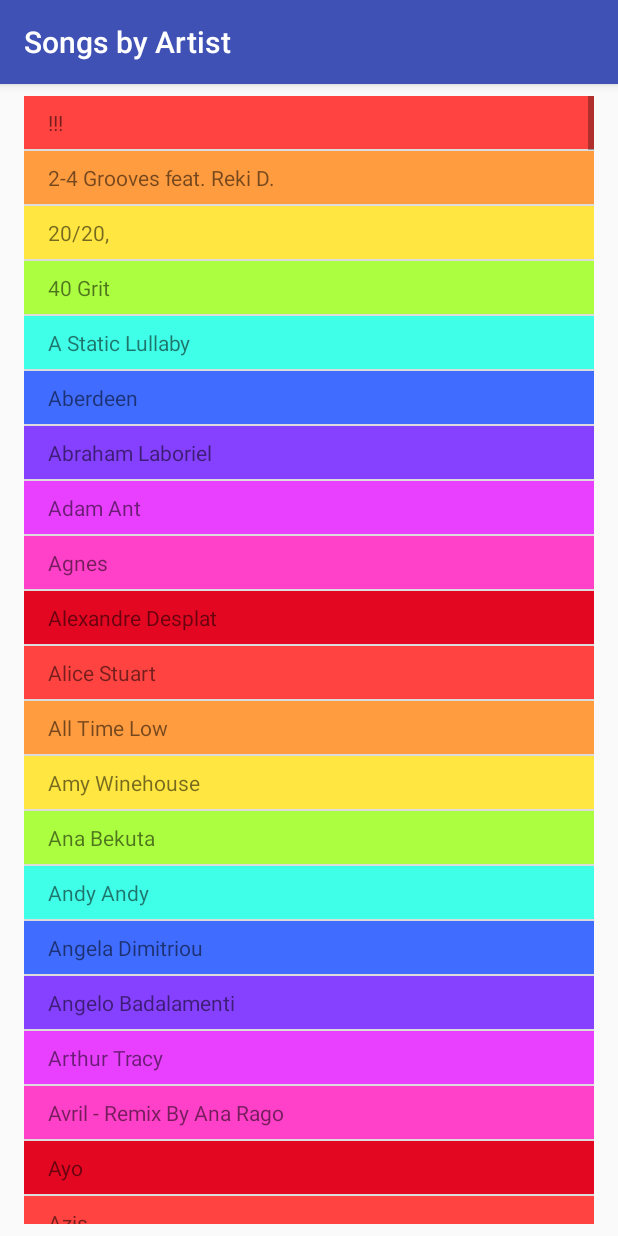
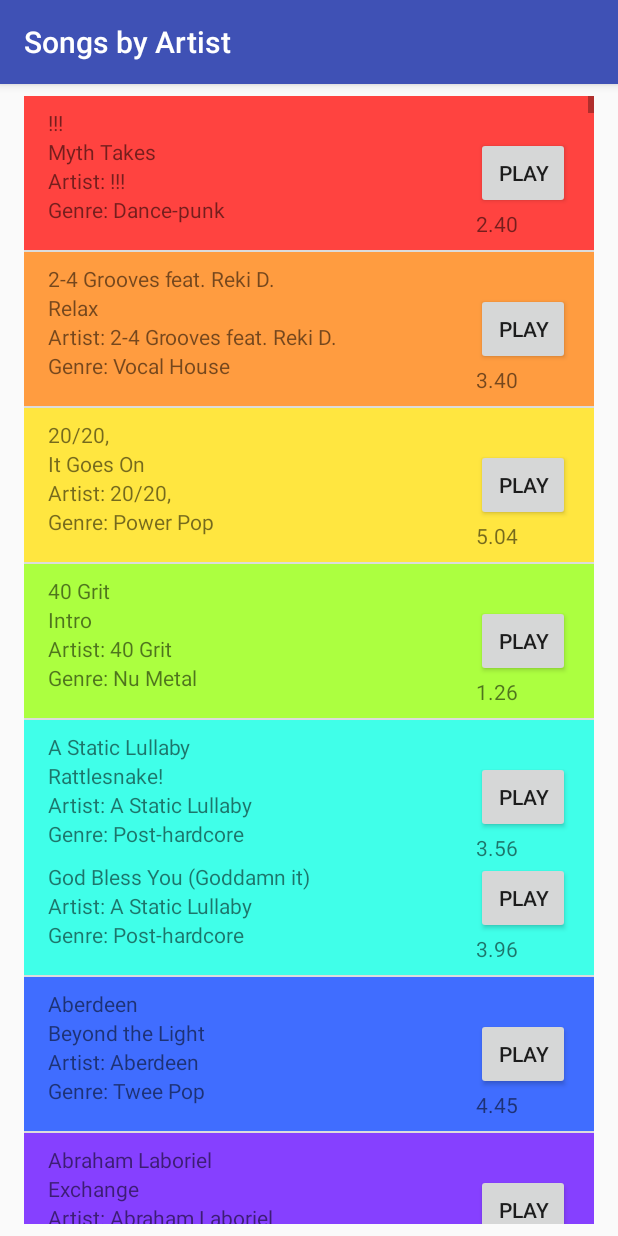
Before and after one commit to Shaddyjr/GenericMusicApp, an Android app: the screen it shows after launch (ArtistActivity), after a tap on "Songs by Artist", on a phone screen of 412 x 824 dp. Run offline under Robolectric (Android 15) with nearby library versions, the phone set to English and light mode, and no system bars.

Commit message:
inflating genre and artists

```diff
--- a/app/src/main/java/com/example/asc_guest/genericmusicapp/AllSongsActivity.java
+++ b/app/src/main/java/com/example/asc_guest/genericmusicapp/AllSongsActivity.java
@@ -6,16 +6,12 @@ import android.widget.ArrayAdapter;
 import android.widget.ListView;
 
 public class AllSongsActivity extends AppCompatActivity {
-    MusicPlayer mMusicPlayer;
-
     @Override
     protected void onCreate(Bundle savedInstanceState) {
         super.onCreate(savedInstanceState);
         setContentView(R.layout.activity_all_songs);
 
-        mMusicPlayer = new MusicPlayer();
-
-        SongAdapter songAdapter = new SongAdapter(this, mMusicPlayer.songs());
+        SongAdapter songAdapter = new SongAdapter(this, MusicPlayer.songs());
 
         ListView singSongListView = findViewById(R.id.allSongsActivity);
 
--- a/app/src/main/java/com/example/asc_guest/genericmusicapp/Artist.java
+++ b/app/src/main/java/com/example/asc_guest/genericmusicapp/Artist.java
@@ -35,6 +35,14 @@ public class Artist implements Comparable{
      */
     public String getName(){
         return name;
+    }
+
+    /**
+     * Returns songs.
+     * @return ArrayList<Song>
+     */
+    public ArrayList<Song> getSongs() {
+        return songs;
     }
 
     /**
--- a/app/src/main/java/com/example/asc_guest/genericmusicapp/ArtistActivity.java
+++ b/app/src/main/java/com/example/asc_guest/genericmusicapp/ArtistActivity.java
@@ -5,16 +5,12 @@ import android.os.Bundle;
 import android.widget.ListView;
 
 public class ArtistActivity extends AppCompatActivity {
-    MusicPlayer mMusicPlayer;
-
     @Override
     protected void onCreate(Bundle savedInstanceState) {
         super.onCreate(savedInstanceState);
         setContentView(R.layout.activity_artist_and_genre);
 
-        mMusicPlayer = new MusicPlayer();
-
-        ArtistAdapter artistAdapter = new ArtistAdapter(this, mMusicPlayer.artists());
+        ArtistAdapter artistAdapter = new ArtistAdapter(this, MusicPlayer.artists());
 
         ListView artistOrGenreListView = findViewById(R.id.artist_or_genre_activity);
 
--- a/app/src/main/java/com/example/asc_guest/genericmusicapp/ArtistAdapter.java
+++ b/app/src/main/java/com/example/asc_guest/genericmusicapp/ArtistAdapter.java
@@ -7,6 +7,7 @@ import android.view.LayoutInflater;
 import android.view.View;
 import android.view.ViewGroup;
 import android.widget.ArrayAdapter;
+import android.widget.LinearLayout;
 import android.widget.TextView;
 
 import java.util.ArrayList;
@@ -32,6 +33,27 @@ public class ArtistAdapter extends ArrayAdapter<Artist> {
         TextView name = artistView.findViewById(R.id.name);
         name.setText(artistObj.getName());
 
+        LinearLayout songContainer = artistView.findViewById(R.id.songs);
+        // adding children
+        for(Song song : artistObj.getSongs()){
+            View child = View.inflate(getContext(),R.layout.single_song,null);
+
+            TextView artist = child.findViewById(R.id.songArtist);
+            String artistString = getContext().getString(R.string.songArtist, song.getArtist());
+            artist.setText(artistString);
+
+            TextView genre = child.findViewById(R.id.songGenre);
+            String genreString = getContext().getString(R.string.songGenre, song.getGenre());
+            genre.setText(genreString);
+
+            TextView title = child.findViewById(R.id.songName);
+            title.setText(song.getTitle());
+
+            TextView duration = child.findViewById(R.id.songDuration);
+            duration.setText(song.getDuration());
+
+            songContainer.addView(child);
+        }
         return artistView;
     }
 
--- a/app/src/main/java/com/example/asc_guest/genericmusicapp/GenreActivity.java
+++ b/app/src/main/java/com/example/asc_guest/genericmusicapp/GenreActivity.java
@@ -12,9 +12,7 @@ public class GenreActivity extends AppCompatActivity {
         super.onCreate(savedInstanceState);
         setContentView(R.layout.activity_artist_and_genre);
 
-        mMusicPlayer = new MusicPlayer();
-
-        GenreAdapter genreAdapter = new GenreAdapter(this, mMusicPlayer.genres());
+        GenreAdapter genreAdapter = new GenreAdapter(this, MusicPlayer.genres());
 
         ListView artistOrGenreListView = findViewById(R.id.artist_or_genre_activity);
 
--- a/app/src/main/java/com/example/asc_guest/genericmusicapp/MainActivity.java
+++ b/app/src/main/java/com/example/asc_guest/genericmusicapp/MainActivity.java
@@ -24,6 +24,8 @@ public class MainActivity extends AppCompatActivity {
         mByArtistTextView   = findViewById(R.id.byArtist);
         mByGenreTextView    = findViewById(R.id.byGenre);
         mRandomSongTextView = findViewById(R.id.randomSong);
+
+        new MusicPlayer(); // creates all songs
 
         mAllSongsTextView.setOnClickListener(new View.OnClickListener(){
             @Override
--- a/app/src/main/java/com/example/asc_guest/genericmusicapp/MusicPlayer.java
+++ b/app/src/main/java/com/example/asc_guest/genericmusicapp/MusicPlayer.java
@@ -11,7 +11,7 @@ public class MusicPlayer {
      * Returns the song ArrayList.
      * @return ArrayList
      */
-    public ArrayList<Song> songs(){
+    static public ArrayList<Song> songs(){
         return Song.getAll();
     }
 
@@ -19,7 +19,7 @@ public class MusicPlayer {
      * Returns the genre ArrayList.
      * @return ArrayList
      */
-    public ArrayList<Genre> genres(){
+    static public ArrayList<Genre> genres(){
         return Genre.getAll();
     }
 
@@ -27,7 +27,7 @@ public class MusicPlayer {
      * Returns the artist ArrayList.
      * @return ArrayList
      */
-    public ArrayList<Artist> artists(){
+    static public ArrayList<Artist> artists(){
         return Artist.getAll();
     }
 
```
Also changed, not shown: app/src/main/java/com/example/asc_guest/genericmusicapp/Genre.java (+8 -0 lines), app/src/main/java/com/example/asc_guest/genericmusicapp/GenreAdapter.java (+22 -0 lines).
